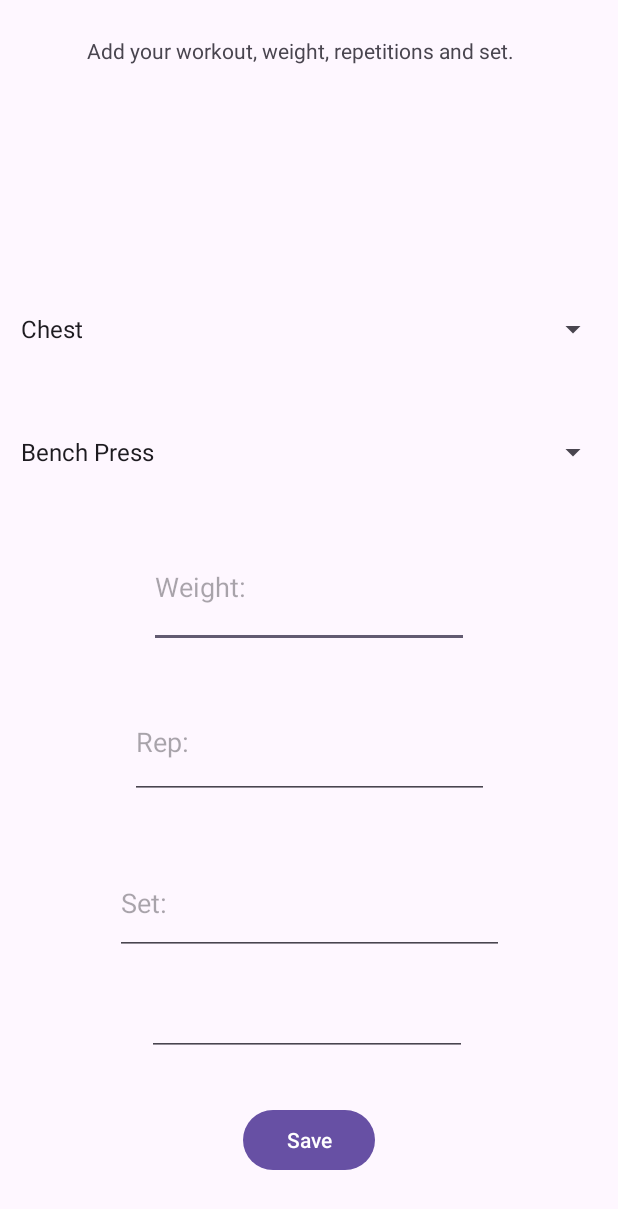
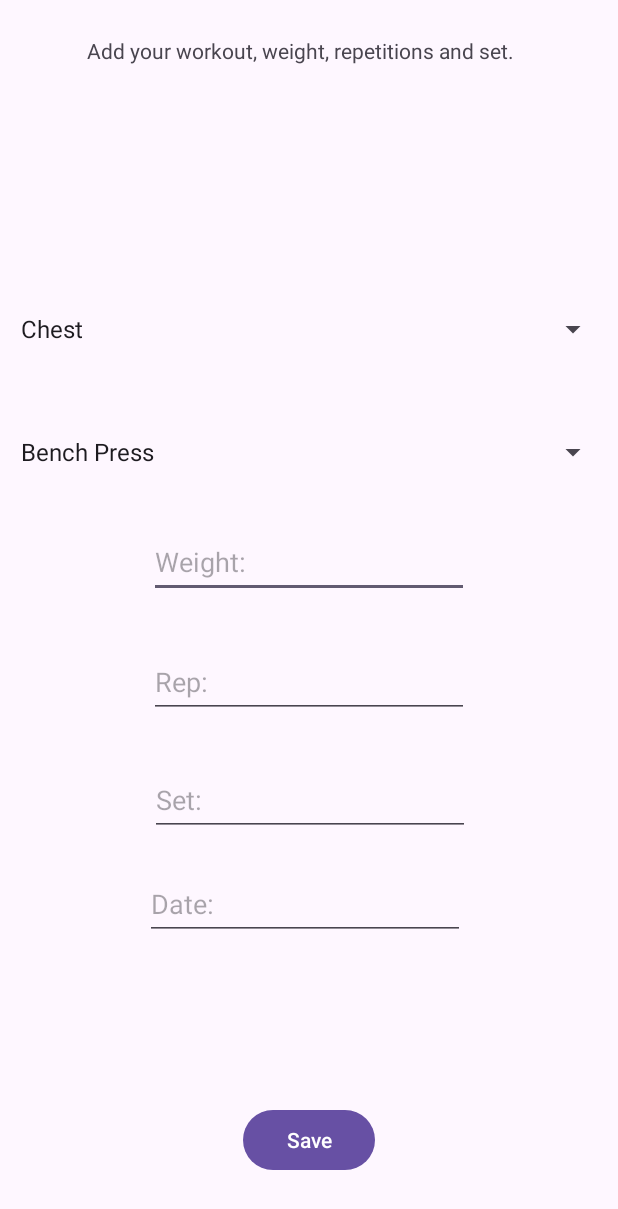
Before and after one commit to can-cali/fitnessTracker, an Android app: the WorkoutSaveActivity screen opened directly, with no data from a screen before it, after a tap on "Save", on a phone screen of 412 x 824 dp. Shown: the top 1209 px of the screen. Run offline under Robolectric (Android 15) with nearby library versions, the phone set to English and light mode, and no system bars.

```diff
--- a/app/src/main/java/com/example/fitnesstracker/WorkoutSaveActivity.java
+++ b/app/src/main/java/com/example/fitnesstracker/WorkoutSaveActivity.java
@@ -11,6 +11,7 @@ import android.widget.ArrayAdapter;
 import android.widget.Button;
 import android.widget.EditText;
 import android.widget.Spinner;
+import android.widget.Toast;
 
 public class WorkoutSaveActivity extends AppCompatActivity {
     SQLiteDatabase workout;
@@ -92,16 +93,30 @@ public class WorkoutSaveActivity extends AppCompatActivity {
             saveButton.setOnClickListener(new View.OnClickListener() {
                 @Override
                 public void onClick(View v) {
-                    String sqlString = "INSERT INTO workout (bodyPart, workout, sets, reps, weight, date) VALUES ('?', ?, ?, ?, ?, ?);";
+                    String sqlString = "INSERT INTO workout (bodyPart, workout, sets, reps, weight, date) VALUES (?, ?, ?, ?, ?, ?);";
                     SQLiteStatement sqLiteStatement = workout.compileStatement(sqlString);
-                    sqLiteStatement.bindString(1, spinnerBodyParts.getSelectedItem().toString());
-                    sqLiteStatement.bindString(2, spinnerWorkouts.getSelectedItem().toString());
-                    sqLiteStatement.bindLong(3, Long.parseLong(set.getText().toString()));
-                    sqLiteStatement.bindLong(4, Long.parseLong(rep.getText().toString()));
-                    sqLiteStatement.bindDouble(5, Double.parseDouble(weight.getText().toString()));
-                    sqLiteStatement.bindLong(6, Long.parseLong(date.getText().toString()));
+                    try {
+                        String bodyPart = spinnerBodyParts.getSelectedItem().toString();
+                        String workoutName = spinnerWorkouts.getSelectedItem().toString();
+                        int sets = Integer.parseInt(set.getText().toString());
+                        int reps = Integer.parseInt(rep.getText().toString());
+                        double weightValue = Double.parseDouble(weight.getText().toString());
+                        String dateValue = date.getText().toString();
 
-                    sqLiteStatement.execute();
+
+                        sqLiteStatement.bindString(1, bodyPart);
+                        sqLiteStatement.bindString(2, workoutName);
+                        sqLiteStatement.bindLong(3, sets);
+                        sqLiteStatement.bindLong(4, reps);
+                        sqLiteStatement.bindDouble(5, weightValue);
+                        sqLiteStatement.bindString(6, dateValue);
+
+                        sqLiteStatement.execute();
+
+                    } catch(NumberFormatException e){
+                        Toast.makeText(getApplicationContext(), "Please enter a valid number", Toast.LENGTH_SHORT).show();
+                    }
+
                 }
             });
 
--- a/app/src/main/res/layout/activity_workout_save.xml
+++ b/app/src/main/res/layout/activity_workout_save.xml
@@ -43,20 +43,20 @@
 
     <EditText
         android:id="@+id/inputWeight"
-        android:layout_height="81dp"
+        android:layout_width="wrap_content"
+        android:layout_height="48dp"
         android:layout_marginTop="16dp"
         android:ems="10"
         android:hint="Weight:"
         android:inputType="numberDecimal"
         app:layout_constraintEnd_toEndOf="parent"
         app:layout_constraintStart_toStartOf="parent"
-        app:layout_constraintTop_toBottomOf="@+id/spinnerWorkouts"
-        android:layout_width="wrap_content" />
+        app:layout_constraintTop_toBottomOf="@+id/spinnerWorkouts" />
 
     <EditText
         android:id="@+id/inputRep"
-        android:layout_width="239dp"
-        android:layout_height="75dp"
+        android:layout_width="wrap_content"
+        android:layout_height="48dp"
         android:ems="10"
         android:hint="Rep:"
         android:inputType="numberDecimal"
@@ -68,16 +68,17 @@
 
     <EditText
         android:id="@+id/inputSet"
-        android:layout_width="259dp"
-        android:layout_height="69dp"
+        android:layout_width="wrap_content"
+        android:layout_height="48dp"
         android:ems="10"
         android:hint="Set:"
         android:inputType="numberDecimal"
         app:layout_constraintBottom_toTopOf="@+id/buttonSave"
         app:layout_constraintEnd_toEndOf="parent"
+        app:layout_constraintHorizontal_bias="0.502"
         app:layout_constraintStart_toStartOf="parent"
         app:layout_constraintTop_toBottomOf="@+id/inputRep"
-        app:layout_constraintVertical_bias="0.26" />
+        app:layout_constraintVertical_bias="0.147" />
 
     <TextView
         android:id="@+id/textInfo"
@@ -92,16 +93,19 @@
     <EditText
         android:id="@+id/inputDate"
         android:layout_width="wrap_content"
-        android:layout_height="wrap_content"
+        android:layout_height="48dp"
         android:layout_marginStart="99dp"
         android:layout_marginTop="7dp"
         android:layout_marginEnd="102dp"
         android:layout_marginBottom="18dp"
         android:ems="10"
+        android:hint="Date:"
         android:inputType="date"
         app:layout_constraintBottom_toTopOf="@+id/buttonSave"
         app:layout_constraintEnd_toEndOf="parent"
+        app:layout_constraintHorizontal_bias="1.0"
         app:layout_constraintStart_toStartOf="parent"
-        app:layout_constraintTop_toBottomOf="@+id/inputSet" />
+        app:layout_constraintTop_toBottomOf="@+id/inputSet"
+        app:layout_constraintVertical_bias="0.134" />
 
 </androidx.constraintlayout.widget.ConstraintLayout>
--- a/build.gradle.kts
+++ b/build.gradle.kts
@@ -1,4 +1,4 @@
 // Top-level build file where you can add configuration options common to all sub-projects/modules.
 plugins {
-    id("com.android.application") version "8.3.2" apply false
+    id("com.android.application") version "8.4.0" apply false
 }
```
Also changed, not shown: app/src/main/java/com/example/fitnesstracker/FirstFragment.java (deleted, +0 -47 lines), app/src/main/java/com/example/fitnesstracker/SecondFragment.java (deleted, +0 -47 lines), app/src/main/java/com/example/fitnesstracker/Workout.java (+13 -0 lines), app/src/main/java/com/example/fitnesstracker/WorkoutSessionHistoryActivity.java (+16 -6 lines), gradle/wrapper/gradle-wrapper.properties.
